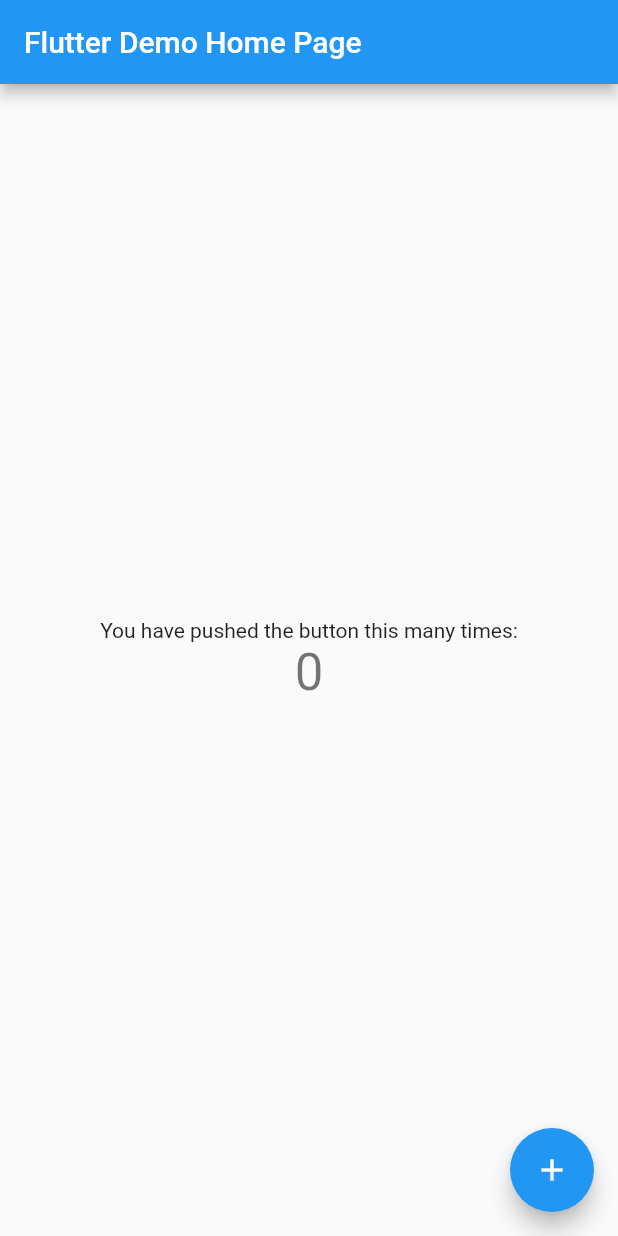
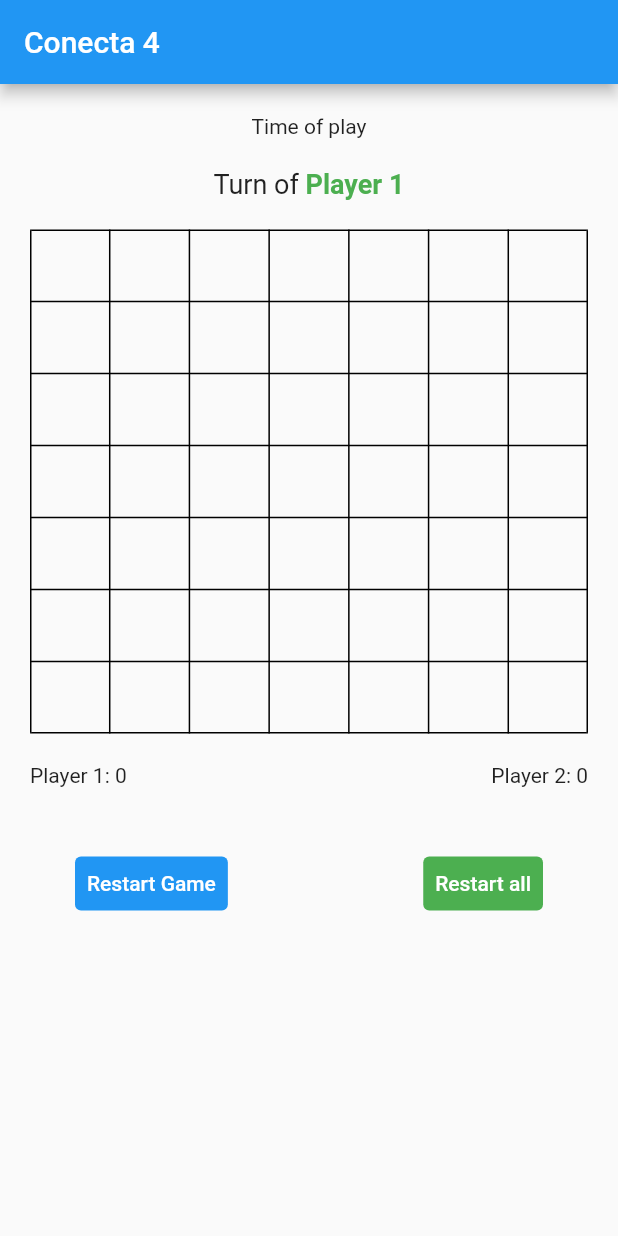
Before and after one commit to javieralarcon77/conecta4-flutter, a Flutter app: the screen it shows after launch, on a phone screen of 412 x 824 dp. Run offline on Flutter 3.47's test engine with Material 2 defaults, Android fonts, the phone set to English and light mode, and no system bars.

Commit message:
game board

```diff
--- /dev/null
+++ b/lib/components/board.dart
@@ -0,0 +1,181 @@
+import 'package:flutter/material.dart';
+
+import 'package:conecta4/contanst.dart';
+import 'package:conecta4/components/columns_board.dart';
+import 'package:conecta4/utils/is_winner.dart';
+
+
+
+class Board extends StatefulWidget {
+  const Board({Key? key}) : super(key: key);
+
+  @override
+  BoardState createState() => BoardState();
+}
+
+class BoardState extends State<Board> {
+  List<List<int>> board = List.generate(rowsBoard, (index) => List.generate(colsBoard, (index) => 0));
+  int turn = 1;
+  bool haveWinner = false;
+  Map<String, int> winner = {
+    "player1": 0,
+    "player2": 0
+  };
+
+  @override
+  Widget build(BuildContext context) {
+    return Column(
+      children: [
+        Container(
+          margin: const EdgeInsets.symmetric(vertical: 20),
+          child: const Text('Time of play'),
+        ),
+        Container(
+          margin: const EdgeInsets.only(bottom: 20),
+          child:  Row(
+            mainAxisAlignment: MainAxisAlignment.center,
+            children: [
+              const Text('Turn of ', style: TextStyle(fontSize: 18.0),),
+              Text(
+                turn == 1 ? 'Player 1' : 'Player 2',
+                style: TextStyle(
+                  fontSize: 18.0,
+                  fontWeight: FontWeight.bold,
+                  color: turn == 1 ? colorPlayerOne : colorPlayerTwo
+                ),
+              )
+            ],
+          ),
+        ),
+        Container(
+          padding: const EdgeInsets.symmetric(horizontal: 20),
+          child: ColumnsBoard(
+            board: board,
+            onPressCell: !haveWinner ? _handlePressCell : null,
+          ),
+        ),
+        Container(
+          margin: const EdgeInsets.all(20.0),
+          alignment: Alignment.center,
+          child: Row(
+            mainAxisAlignment: MainAxisAlignment.center,
+            children: [
+              Text('Player 1: ${winner["player1"]}'),
+              const Spacer(flex: 1),
+              Text('Player 2: ${winner["player2"]}')
+            ],
+          ),
+        ),
+        Container(
+          margin: const EdgeInsets.symmetric(vertical: 20.0, horizontal: 50,),
+          alignment: Alignment.center,
+          child: Row(
+            mainAxisAlignment: MainAxisAlignment.center,
+            children: [
+              _restartGame(),
+              const Spacer(flex: 2),
+              _restart()
+            ],
+          ),
+        ),
+        haveWinner ?
+          Text("El ganador es ${turn == 1 ? "Player 2": "Player 1"}", style: const TextStyle(fontSize: 20.0),) :
+          const Spacer(flex: 1)
+      ],
+    );
+  }
+
+  void animationCaida (encountered, row) {
+
+  }
+
+  void _handlePressCell (col, row) {
+    setState((){
+      int encountered = -1;
+      int i = 0;
+      while (i < colsBoard && encountered == -1) {
+        if (board[i][row] != 0) encountered = i;
+        i++;
+      }
+      if (encountered != 0) {
+        encountered = encountered == -1 ? colsBoard - 1 : encountered - 1;
+        board[encountered][row] = turn;
+        final win = isWinner(board, turn, encountered, row);
+        //print(win);
+        if (win){
+          final playerWin = turn == 1 ? 'player1' : 'player2';
+          final countWin = winner[playerWin] ?? 0;
+          winner[playerWin] = countWin + 1;
+          //_showMyDialog(playerWin);
+          haveWinner = true;
+        }
+        turn = turn == 1 ? 2 : 1;
+      }
+    });
+  }
+
+  void _cleanState () {
+    setState(() {
+      haveWinner = false;
+      board = List.generate(rowsBoard, (index) => List.generate(colsBoard, (index) => 0));
+    });
+  }
+
+  Widget _restartGame () {
+    return TextButton(
+      onPressed: _cleanState,
+      style: ButtonStyle(
+        backgroundColor: MaterialStateProperty.all<Color>(Colors.blue),
+      ),
+      child: Text(
+        !haveWinner ? "Restart Game" : "Play Again",
+        style: const TextStyle(color: Colors.white),
+      ),
+    );
+  }
+
+  Widget _restart () {
+    return TextButton(
+      onPressed: () {
+        _cleanState();
+        winner = {
+          "player1": 0,
+          "player2": 0,
+        };
+      },
+      style: ButtonStyle(
+        backgroundColor: MaterialStateProperty.all<Color>(Colors.green),
+      ),
+      child: const Text("Restart all", style: TextStyle(color: Colors.white),),
+    );
+  }
+
+  Future<void> _showMyDialog(String win) async {
+    return showDialog<void>(
+      context: context,
+      barrierDismissible: false, // user must tap button!
+      builder: (BuildContext context) {
+        return AlertDialog(
+          title: const Text('We have a winner'),
+          content: SingleChildScrollView(
+            child: ListBody(
+              children: <Widget>[
+                Text('The winner is: $win'),
+                const Text('Play again?'),
+              ],
+            ),
+          ),
+          actions: <Widget>[
+            TextButton(
+              child: const Text('Play'),
+              onPressed: () {
+                _cleanState();
+                Navigator.of(context).pop();
+              },
+            ),
+          ],
+        );
+      },
+    );
+  }
+}
--- /dev/null
+++ b/lib/components/columns_board.dart
@@ -0,0 +1,46 @@
+import 'package:conecta4/contanst.dart';
+import 'package:flutter/material.dart';
+
+class ColumnsBoard extends StatelessWidget {
+  final List<List<int>> board;
+  final Function(int i, int j)? onPressCell;
+
+  const ColumnsBoard({
+    super.key,
+    required this.board,
+    required void Function(int i, int j)? this.onPressCell
+  });
+
+  @override
+  Widget build(BuildContext context) {
+    final rows = board.asMap().entries.map((row){
+      final cells = row.value.asMap().entries.map((cell){
+        return TableCell(
+          child: _buildCell(cell.value, row.key, cell.key),
+        );
+      }).toList();
+
+      return TableRow( children: cells );
+    }).toList();
+
+    return Table( children: rows, border: TableBorder.all(), );
+  }
+
+  Widget _buildCell (value, i, j) {
+    final isSelect = value > 2;
+    final item = value > 2 ? value - 2 : value;
+
+    return Container(
+      foregroundDecoration: isSelect ? const BoxDecoration(color: Colors.grey, backgroundBlendMode: BlendMode.luminosity) : null,
+      child: IconButton(
+        onPressed: onPressCell != null ? () => onPressCell!(i, j) : null,
+        icon: item == 0 ? const Icon(null) : Icon(
+          Icons.circle,
+          color: item == 1 ? colorPlayerOne : colorPlayerTwo,
+        )
+      ),
+    );
+  }
+
+
+}
--- /dev/null
+++ b/lib/contanst.dart
@@ -0,0 +1,7 @@
+import 'package:flutter/material.dart';
+
+const rowsBoard = 7;
+const colsBoard = 7;
+
+const colorPlayerOne = Colors.green;
+const colorPlayerTwo = Colors.blue;
--- a/lib/main.dart
+++ b/lib/main.dart
@@ -1,3 +1,4 @@
+import 'package:conecta4/components/board.dart';
 import 'package:flutter/material.dart';
 
 void main() {
@@ -13,103 +14,14 @@ class MyApp extends StatelessWidget {
     return MaterialApp(
       title: 'Flutter Demo',
       theme: ThemeData(
-        // This is the theme of your application.
-        //
-        // Try running your application with "flutter run". You'll see the
-        // application has a blue toolbar. Then, without quitting the app, try
-        // changing the primarySwatch below to Colors.green and then invoke
-        // "hot reload" (press "r" in the console where you ran "flutter run",
-        // or simply save your changes to "hot reload" in a Flutter IDE).
-        // Notice that the counter didn't reset back to zero; the application
-        // is not restarted.
         primarySwatch: Colors.blue,
       ),
-      home: const MyHomePage(title: 'Flutter Demo Home Page'),
+      home: Scaffold(
+        appBar: AppBar(
+          title: const Text('Conecta 4'),
+        ),
+        body: Board(),
+      ),
     );
   }
 }
-
-class MyHomePage extends StatefulWidget {
-  const MyHomePage({Key? key, required this.title}) : super(key: key);
-
-  // This widget is the home page of your application. It is stateful, meaning
-  // that it has a State object (defined below) that contains fields that affect
-  // how it looks.
-
-  // This class is the configuration for the state. It holds the values (in this
-  // case the title) provided by the parent (in this case the App widget) and
-  // used by the build method of the State. Fields in a Widget subclass are
-  // always marked "final".
-
-  final String title;
-
-  @override
-  State<MyHomePage> createState() => _MyHomePageState();
-}
-
-class _MyHomePageState extends State<MyHomePage> {
-  int _counter = 0;
-
-  void _incrementCounter() {
-    setState(() {
-      // This call to setState tells the Flutter framework that something has
-      // changed in this State, which causes it to rerun the build method below
-      // so that the display can reflect the updated values. If we changed
-      // _counter without calling setState(), then the build method would not be
-      // called again, and so nothing would appear to happen.
-      _counter++;
-    });
-  }
-
-  @override
-  Widget build(BuildContext context) {
-    // This method is rerun every time setState is called, for instance as done
-    // by the _incrementCounter method above.
-    //
-    // The Flutter framework has been optimized to make rerunning build methods
-    // fast, so that you can just rebuild anything that needs updating rather
-    // than having to individually change instances of widgets.
-    return Scaffold(
-      appBar: AppBar(
-        // Here we take the value from the MyHomePage object that was created by
-        // the App.build method, and use it to set our appbar title.
-        title: Text(widget.title),
-      ),
-      body: Center(
-        // Center is a layout widget. It takes a single child and positions it
-        // in the middle of the parent.
-        child: Column(
-          // Column is also a layout widget. It takes a list of children and
-          // arranges them vertically. By default, it sizes itself to fit its
-          // children horizontally, and tries to be as tall as its parent.
-          //
-          // Invoke "debug painting" (press "p" in the console, choose the
-          // "Toggle Debug Paint" action from the Flutter Inspector in Android
-          // Studio, or the "Toggle Debug Paint" command in Visual Studio Code)
-          // to see the wireframe for each widget.
-          //
-          // Column has various properties to control how it sizes itself and
-          // how it positions its children. Here we use mainAxisAlignment to
-          // center the children vertically; the main axis here is the vertical
-          // axis because Columns are vertical (the cross axis would be
-          // horizontal).
-          mainAxisAlignment: MainAxisAlignment.center,
-          children: <Widget>[
-            const Text(
-              'You have pushed the button this many times:',
-            ),
-            Text(
-              '$_counter',
-              style: Theme.of(context).textTheme.headline4,
-            ),
-          ],
-        ),
-      ),
-      floatingActionButton: FloatingActionButton(
-        onPressed: _incrementCounter,
-        tooltip: 'Increment',
-        child: const Icon(Icons.add),
-      ), // This trailing comma makes auto-formatting nicer for build methods.
-    );
-  }
-}
--- /dev/null
+++ b/lib/utils/is_winner.dart
@@ -0,0 +1,79 @@
+import 'package:conecta4/contanst.dart';
+
+bool paintWinner(List<List<int>> board, List<List<int>> boardTemp, col, row, turn){
+  board[col][row] = turn + 2;
+  for (var i = 0; i < board.length; i++) {
+    for (var j = 0; j < board[i].length; j++){
+      if (boardTemp[i][j] != 0) board[i][j] = boardTemp[i][j];
+    }
+  }
+  return true;
+}
+
+bool isWinner(List<List<int>> board, int turn, int col, int row) {
+  int i = 0;
+  int j = 0;
+  int counter = 0;
+
+  const limitCols = colsBoard - 1;
+  const limitRows = rowsBoard - 1;
+
+  List<List<int>> boardTemp = List.generate(rowsBoard, (index) => List.generate(colsBoard, (index) => 0));
+  /* validacion de fila */
+  while (i < limitCols && counter < 3) {
+    if (board[i][row] == board[i + 1][row] && board[i][row] == turn){
+      counter++;
+      boardTemp[i][row] = turn + 2;
+      boardTemp[i + 1][row] = turn + 2;
+    }
+    i++;
+  }
+  if (counter == 3) return paintWinner(board, boardTemp, col, row, turn);
+
+  /* validacion de columna */
+  boardTemp = List.generate(rowsBoard, (index) => List.generate(colsBoard, (index) => 0));
+  j = counter = 0;
+  while (j < limitRows && counter < 3) {
+    if (board[col][j] == board[col][j + 1] && board[col][j] == turn){
+      counter++;
+      boardTemp[col][j] = turn + 2;
+      boardTemp[col][j + 1] = turn + 2;
+    }
+    j++;
+  }
+  if (counter == 3) return paintWinner(board, boardTemp, col, row, turn);
+
+  /* validacion de diagonal principal */
+  boardTemp = List.generate(rowsBoard, (index) => List.generate(colsBoard, (index) => 0));
+  i = col;
+  j = row;
+  counter = 0;
+  while (i > 0 && j > 0) { i--; j--; }
+  while (i < limitCols && j < limitRows) {
+    if  (board[i][j] == board[i + 1][j + 1] && board[i][j] == turn){
+      counter++;
+      boardTemp[i][j] = turn + 2;
+      boardTemp[i + 1][j + 1] = turn + 2;
+    }
+    i++; j++;
+  }
+  if (counter == 3) return paintWinner(board, boardTemp, col, row, turn);
+
+  /* validacion de diagonal invertida */
+  boardTemp = List.generate(rowsBoard, (index) => List.generate(colsBoard, (index) => 0));
+  i = col;
+  j = row;
+  counter = 0;
+  while (i > 0 && j < limitRows) { i--; j++; }
+  while (i < limitCols && j > 0) {
+    if  (board[i][j] == board[i + 1][j - 1] && board[i][j] == turn){
+      counter++;
+      boardTemp[i][j] = turn + 2;
+      boardTemp[i + 1][j - 1] = turn + 2;
+    }
+    i++; j--;
+  }
+  if (counter == 3) return paintWinner(board, boardTemp, col, row, turn);
+
+  return false;
+}
```
